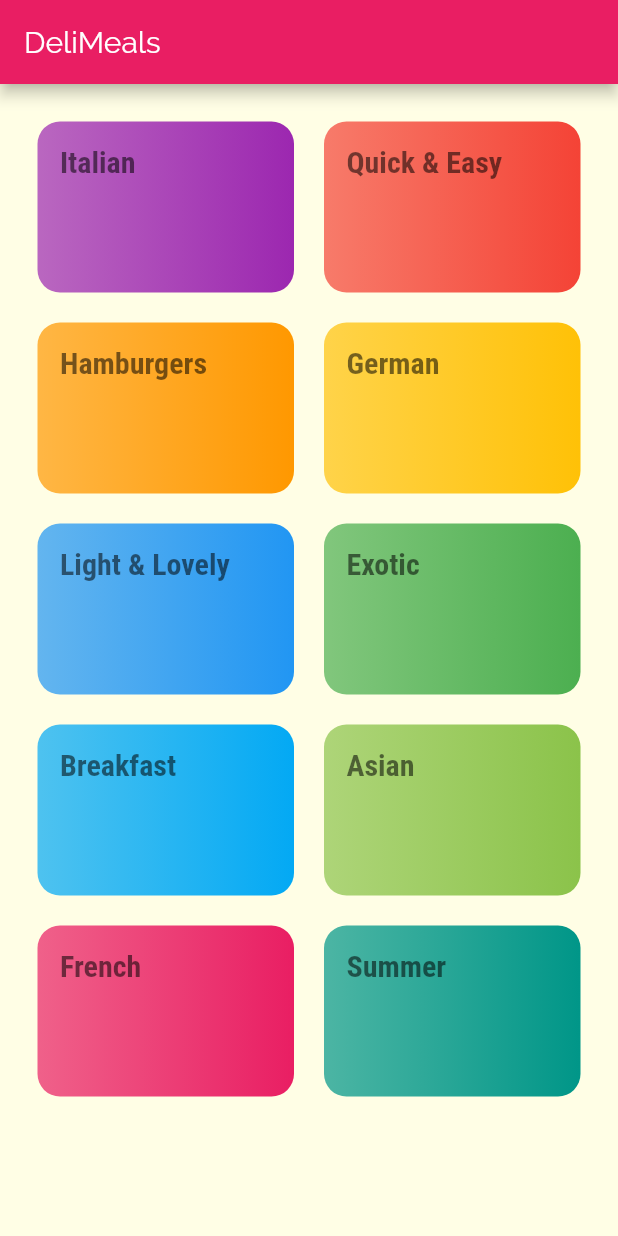
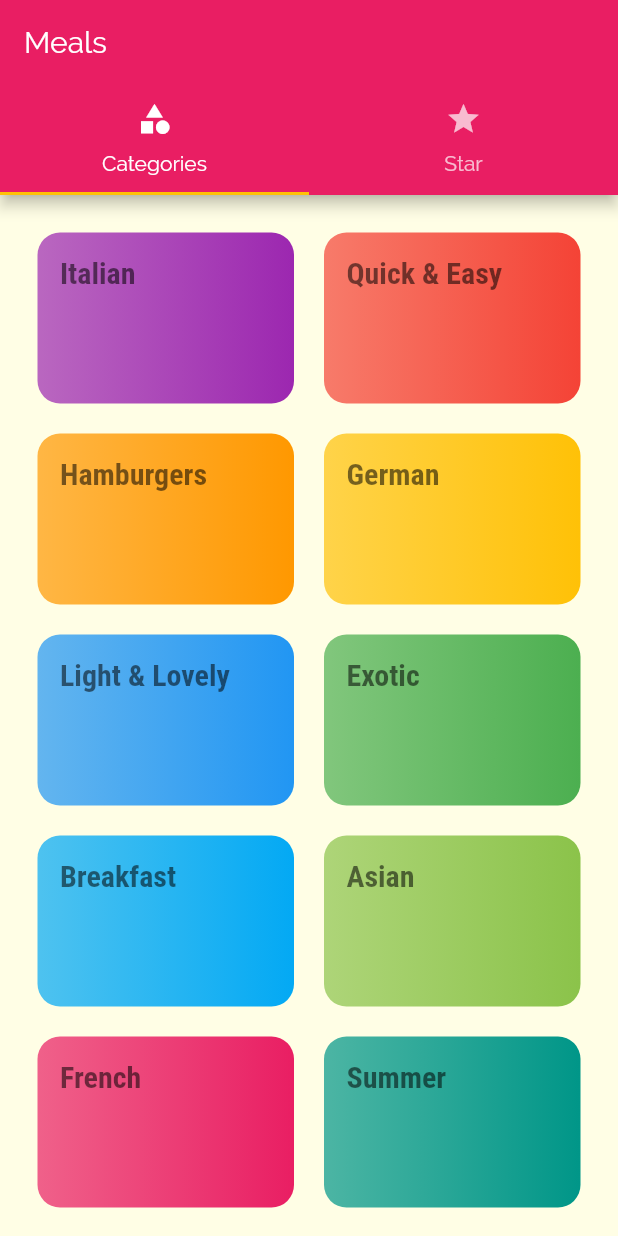
Before and after one commit to arunmopare/flutter-meal-app, a Flutter app: the screen it shows after launch, on a phone screen of 412 x 824 dp. Run offline on Flutter 3.47's test engine with Material 2 defaults, Android fonts, the phone set to English and light mode, and no system bars.

Commit message:
added tabview for navigation

```diff
--- a/lib/main.dart
+++ b/lib/main.dart
@@ -1,5 +1,5 @@
 import 'package:flutter/material.dart';
-import './screens/categories_screen.dart';
+import './screens/tabs_screen.dart';
 import './screens/category_meals_screen.dart';
 import './screens/meal_detail_screen.dart';
 
@@ -35,7 +35,7 @@ class MyApp extends StatelessWidget {
       // home: CategoriesScreen(),
       initialRoute: '/',
       routes: {
-        '/': (ctx) => CategoriesScreen(),
+        '/': (ctx) => TabsScreen(),
         CategoryMealsScreen.routeName: (ctx) =>
             CategoryMealsScreen(),
         MealDetailScreen.routeName: (ctx) =>
--- a/lib/screens/categories_screen.dart
+++ b/lib/screens/categories_screen.dart
@@ -6,13 +6,7 @@ import '../data/dummy_data.dart';
 class CategoriesScreen extends StatelessWidget {
   @override
   Widget build(BuildContext context) {
-    return Scaffold(
-      appBar: AppBar(
-        title: const Text(
-          'DeliMeals',
-        ),
-      ),
-      body: GridView(
+    return GridView(
       padding: const EdgeInsets.all(25),
       children: DUMMY_CATEGORIES
           .map((catData) => CategoryItem(
@@ -27,7 +21,6 @@ class CategoriesScreen extends StatelessWidget {
               childAspectRatio: 3 / 2,
               crossAxisSpacing: 20,
               mainAxisSpacing: 20),
-      ),
     );
   }
 }
--- /dev/null
+++ b/lib/screens/tabs_screen.dart
@@ -0,0 +1,42 @@
+import 'package:flutter/material.dart';
+import 'favorite_screen.dart';
+import 'categories_screen.dart';
+
+class TabsScreen extends StatefulWidget {
+  TabsScreen({Key key}) : super(key: key);
+
+  @override
+  _TabsScreenState createState() => _TabsScreenState();
+}
+
+class _TabsScreenState extends State<TabsScreen> {
+  @override
+  Widget build(BuildContext context) {
+    return DefaultTabController(
+        initialIndex: 0,
+        length: 2,
+        child: Scaffold(
+          appBar: AppBar(
+            title: Text('Meals'),
+            bottom: TabBar(
+              tabs: <Widget>[
+                Tab(
+                  icon: Icon(Icons.category),
+                  text: 'Categories',
+                ),
+                Tab(
+                  icon: Icon(Icons.star),
+                  text: 'Star',
+                ),
+              ],
+            ),
+          ),
+          body: TabBarView(
+            children: [
+              CategoriesScreen(),
+              FavoritesScreen(),
+            ],
+          ),
+        ));
+  }
+}
```
Also changed, not shown: lib/screens/favorite_screen.dart (added, +12 -0 lines), lib/screens/meal_detail_screen.dart (+75 -2 lines). Lines whose indentation alone changed are shown as unchanged.
